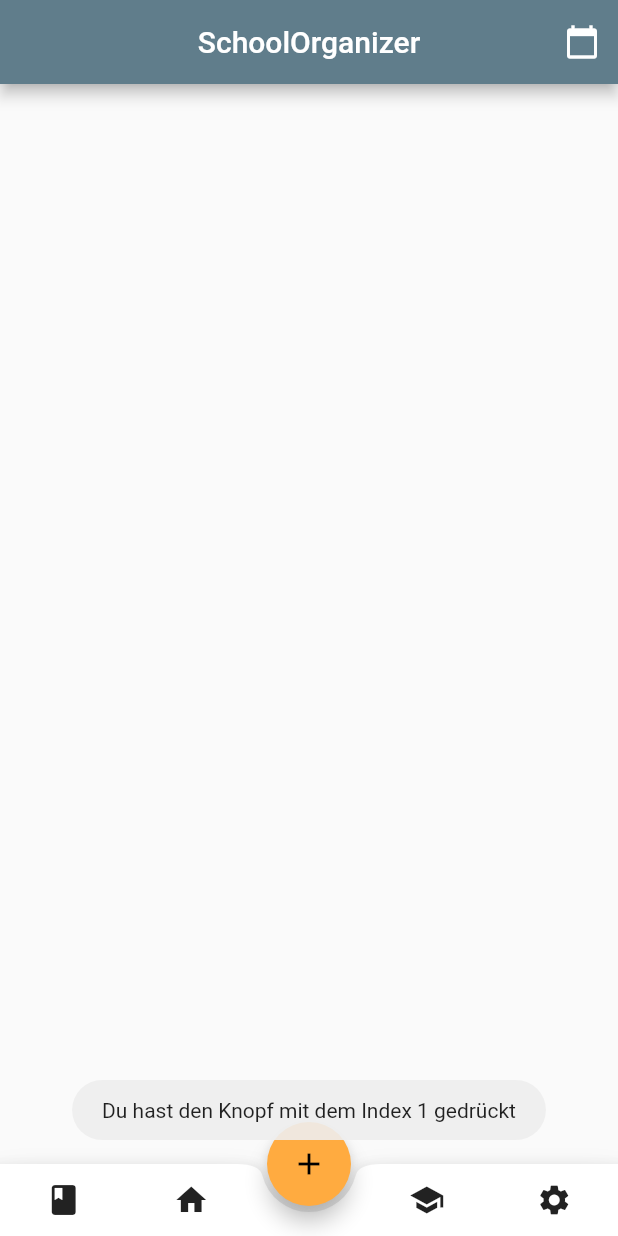
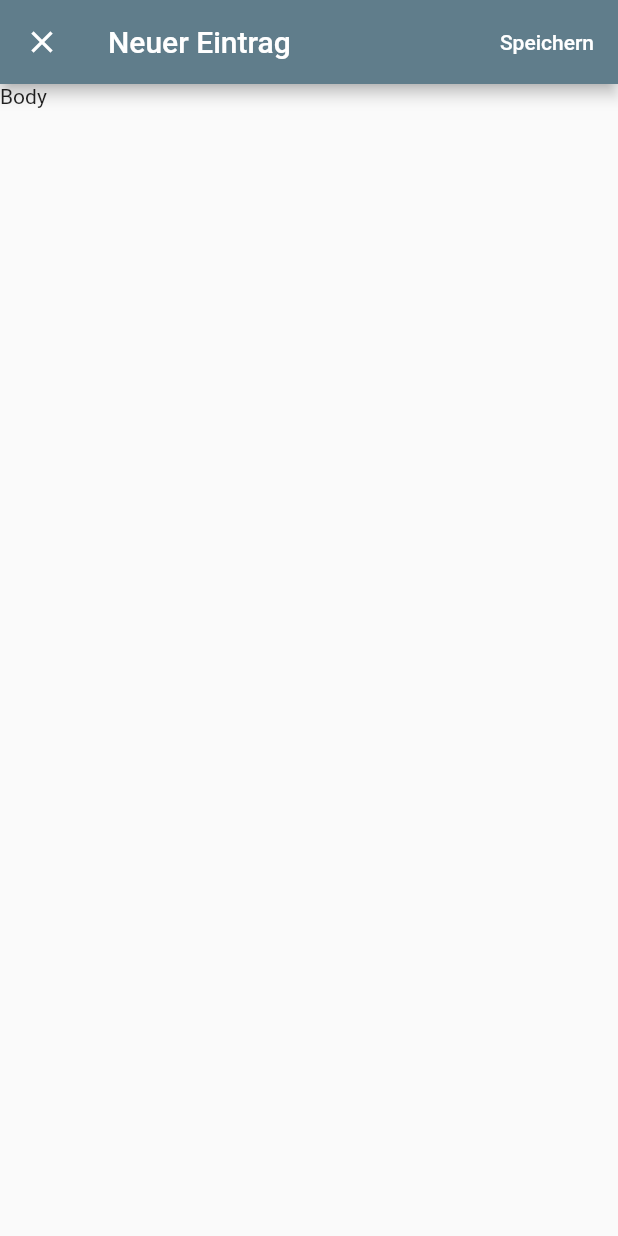
Before and after one commit to Jerry1098/school_organizer, a Flutter app: the screen it shows after launch, item 2 of the bottom bar chosen, after a tap on the "add" icon, on a phone screen of 412 x 824 dp. Run offline on Flutter 3.47's test engine with Material 2 defaults, Android fonts, the phone set to English and light mode, and no system bars; our stand-ins replace fluttertoast; Roboto replaces fonts that are missing (Poppins).

Commit message:
dialog eingefügt

```diff
--- /dev/null
+++ b/lib/home/AddEntryDialog.dart
@@ -0,0 +1,26 @@
+import 'package:flutter/material.dart';
+
+class AddEntryDialog extends StatefulWidget {
+  @override
+  _AddEntryDialogState createState() => new _AddEntryDialogState();
+}
+
+class _AddEntryDialogState extends State<AddEntryDialog> {
+  @override
+  Widget build(BuildContext context) {
+    return new Scaffold(
+      appBar: AppBar(
+        title: Text("Neuer Eintrag"),
+        actions: <Widget>[
+          FlatButton(
+            onPressed: () {
+              Navigator.of(context).pop("Kleiner Test");
+            },
+            child: Text("Speichern", style: TextStyle(color: Colors.white),),
+          )
+        ],
+      ),
+      body: Text("Body"),
+    );
+  }
+}
--- a/lib/home/HomePage.dart
+++ b/lib/home/HomePage.dart
@@ -1,5 +1,6 @@
 import 'package:flutter/material.dart';
 import 'package:fluttertoast/fluttertoast.dart';
+import 'AddEntryDialog.dart';
 
 class HomePage extends StatefulWidget {
   HomePage({Key key}) : super(key : key);
@@ -31,7 +32,7 @@ class _HomePageState extends State<HomePage> {
 
       floatingActionButton: FloatingActionButton(
         child: Icon(Icons.add),
-        onPressed: () {_buttonPressed(1);},
+        onPressed: _openAddEntryDialog,
       ),
       floatingActionButtonLocation: FloatingActionButtonLocation.centerDocked,
 
@@ -54,4 +55,18 @@ class _HomePageState extends State<HomePage> {
     );
   }
 
+  Future _openAddEntryDialog() async{
+    String result = await Navigator.of(context).push(new MaterialPageRoute<String>(
+        builder: (BuildContext context) {
+          return new AddEntryDialog();
+        },
+        fullscreenDialog: true
+    ));
+
+    if(result != null){
+      print(result);
+    }
+
+  }
+
 }
```
